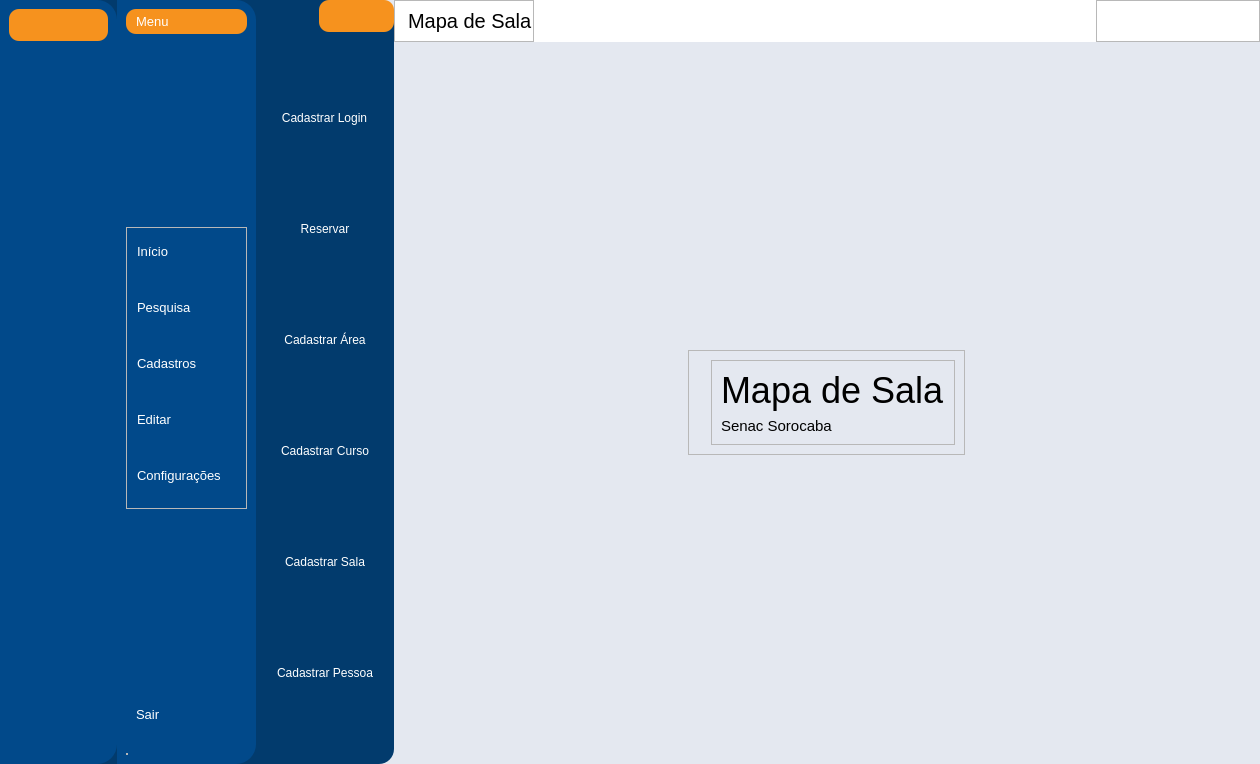
Old version of the form App/view/ui/home.ui in the repository Senac-SOR-ADS/Mapa-de-Sala.
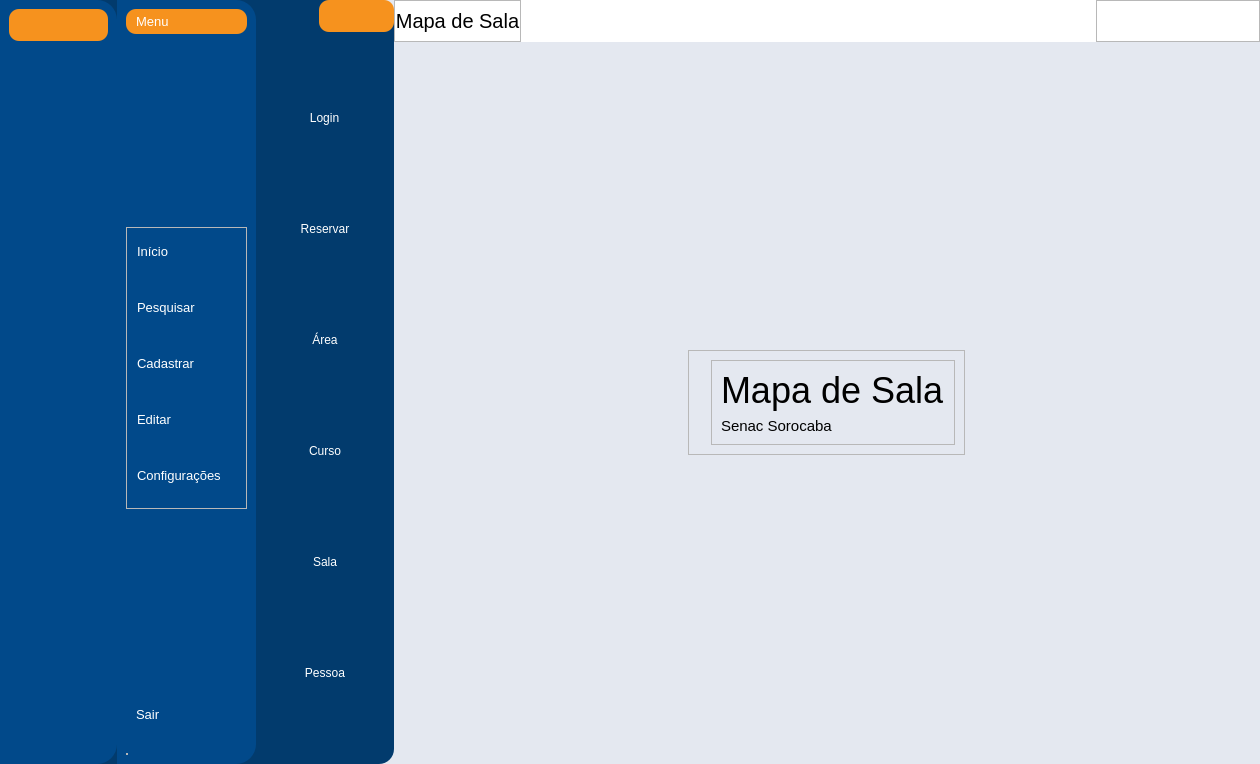
New version of the form. The open tabs and pages were chosen to show the change. Icons and pictures are not drawn.

Commit message:
mudando nome dos icones, atualizando informações da home e agr puxando as telas de editar para poder mexer nelas tmb (#137)
* mudando nome dos icones e atualizando informações da home e agr puxando telas de edit

* mudando os icones de erro e concluido

* colocando caminho certo no icone de tela cheia

* caminho do icone da tela maximizada agr

The edit to the form file:
```diff
--- a/App/view/ui/home.ui
+++ b/App/view/ui/home.ui
@@ -631,7 +631,7 @@
                       <string notr="true"/>
                      </property>
                      <property name="text">
-                      <string>Pesquisa</string>
+                      <string>Pesquisar</string>
                      </property>
                      <property name="icon">
                       <iconset>
@@ -671,7 +671,7 @@
                       <string notr="true"/>
                      </property>
                      <property name="text">
-                      <string>Cadastros</string>
+                      <string>Cadastrar</string>
                      </property>
                      <property name="icon">
                       <iconset>
@@ -940,7 +940,7 @@
                        <cursorShape>PointingHandCursor</cursorShape>
                       </property>
                       <property name="text">
-                       <string>Cadastrar Login</string>
+                       <string>Login</string>
                       </property>
                       <property name="autoExclusive">
                        <bool>true</bool>
@@ -978,7 +978,7 @@
                        <cursorShape>PointingHandCursor</cursorShape>
                       </property>
                       <property name="text">
-                       <string>Cadastrar Área</string>
+                       <string>Área</string>
                       </property>
                       <property name="autoExclusive">
                        <bool>true</bool>
@@ -997,7 +997,7 @@
                        <cursorShape>PointingHandCursor</cursorShape>
                       </property>
                       <property name="text">
-                       <string>Cadastrar Curso</string>
+                       <string>Curso</string>
                       </property>
                       <property name="autoExclusive">
                        <bool>true</bool>
@@ -1016,7 +1016,7 @@
                        <cursorShape>PointingHandCursor</cursorShape>
                       </property>
                       <property name="text">
-                       <string>Cadastrar Sala</string>
+                       <string>Sala</string>
                       </property>
                       <property name="autoExclusive">
                        <bool>true</bool>
@@ -1035,7 +1035,7 @@
                        <cursorShape>PointingHandCursor</cursorShape>
                       </property>
                       <property name="text">
-                       <string>Cadastrar Pessoa</string>
+                       <string>Pessoa</string>
                       </property>
                       <property name="autoExclusive">
                        <bool>true</bool>
@@ -1282,45 +1282,25 @@
                     <number>0</number>
                    </property>
                    <item>
-                    <widget class="QLabel" name="logo">
-                     <property name="minimumSize">
-                      <size>
-                       <width>0</width>
-                       <height>0</height>
-                      </size>
-                     </property>
-                     <property name="maximumSize">
-                      <size>
-                       <width>70</width>
-                       <height>40</height>
-                      </size>
-                     </property>
-                     <property name="text">
-                      <string/>
-                     </property>
-                     <property name="pixmap">
-                      <pixmap>icones/logoSenac.png</pixmap>
-                     </property>
-                     <property name="scaledContents">
-                      <bool>true</bool>
-                     </property>
-                     <property name="alignment">
-                      <set>Qt::AlignCenter</set>
-                     </property>
-                    </widget>
-                   </item>
-                   <item>
-                    <widget class="QLabel" name="titulo">
+                    <widget class="QPushButton" name="btnHomeAtalho">
                      <property name="font">
                       <font>
                        <pointsize>15</pointsize>
-                       <weight>50</weight>
-                       <bold>false</bold>
                       </font>
                      </property>
                      <property name="text">
                       <string>Mapa de Sala</string>
                      </property>
+                     <property name="icon">
+                      <iconset>
+                       <normaloff>imagem/logoSenac.png</normaloff>imagem/logoSenac.png</iconset>
+                     </property>
+                     <property name="iconSize">
+                      <size>
+                       <width>70</width>
+                       <height>40</height>
+                      </size>
+                     </property>
                     </widget>
                    </item>
                   </layout>
```
Left out of the diff: 30 changed lines with no effect on the pictures. The commit also changes 15 other files.
